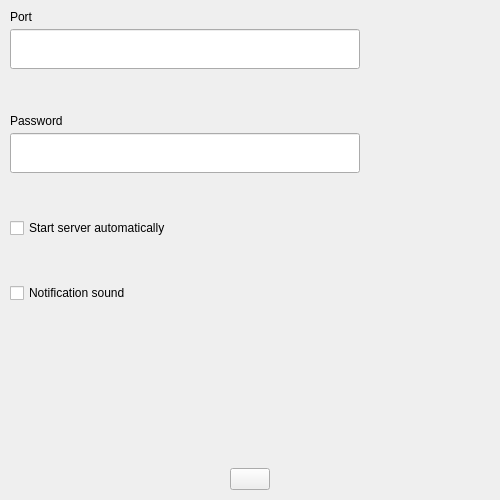
Desuuuu/OVRPhoneBridge, file src/widgets/tabs/settings_tab_widget.ui: the form before one commit.
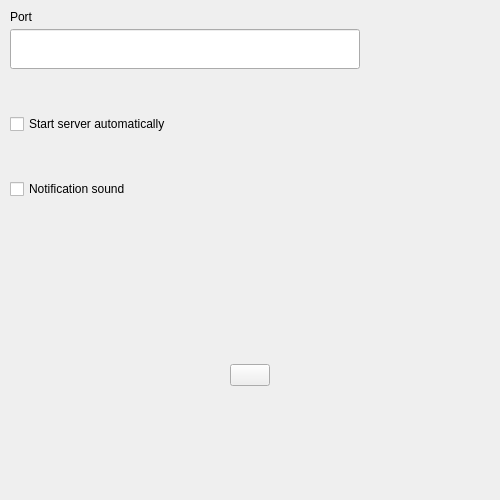
The form after the commit. Custom widgets are drawn as their Qt base class.

Commit message: Remove password references

Patch:
```diff
--- a/src/widgets/tabs/settings_tab_widget.ui
+++ b/src/widgets/tabs/settings_tab_widget.ui
@@ -65,63 +65,6 @@
      </property>
     </spacer>
    </item>
-   <item>
-    <widget class="QLabel" name="encryptionPasswordLabel">
-     <property name="sizePolicy">
-      <sizepolicy hsizetype="Preferred" vsizetype="Maximum">
-       <horstretch>0</horstretch>
-       <verstretch>0</verstretch>
-      </sizepolicy>
-     </property>
-     <property name="text">
-      <string>Password</string>
-     </property>
-    </widget>
-   </item>
-   <item>
-    <widget class="FocusLineEdit" name="encryptionPasswordLineEdit">
-     <property name="sizePolicy">
-      <sizepolicy hsizetype="Fixed" vsizetype="Fixed">
-       <horstretch>0</horstretch>
-       <verstretch>0</verstretch>
-      </sizepolicy>
-     </property>
-     <property name="minimumSize">
-      <size>
-       <width>350</width>
-       <height>40</height>
-      </size>
-     </property>
-     <property name="maximumSize">
-      <size>
-       <width>350</width>
-       <height>40</height>
-      </size>
-     </property>
-     <property name="maxLength">
-      <number>32</number>
-     </property>
-     <property name="echoMode">
-      <enum>QLineEdit::Password</enum>
-     </property>
-    </widget>
-   </item>
-   <item>
-    <spacer name="spacer_3">
-     <property name="orientation">
-      <enum>Qt::Vertical</enum>
-     </property>
-     <property name="sizeType">
-      <enum>QSizePolicy::Fixed</enum>
-     </property>
-     <property name="sizeHint" stdset="0">
-      <size>
-       <width>20</width>
-       <height>40</height>
-      </size>
-     </property>
-    </spacer>
-   </item>
    <item>
     <widget class="QCheckBox" name="autoStartCheckBox">
      <property name="text">
@@ -153,7 +96,7 @@
     </widget>
    </item>
    <item>
-    <spacer name="spacer_5">
+    <spacer name="spacer_4">
      <property name="orientation">
       <enum>Qt::Vertical</enum>
      </property>
```
Left out of the diff: 2 changed lines with no effect on the pictures. The commit also changes 5 other files.
